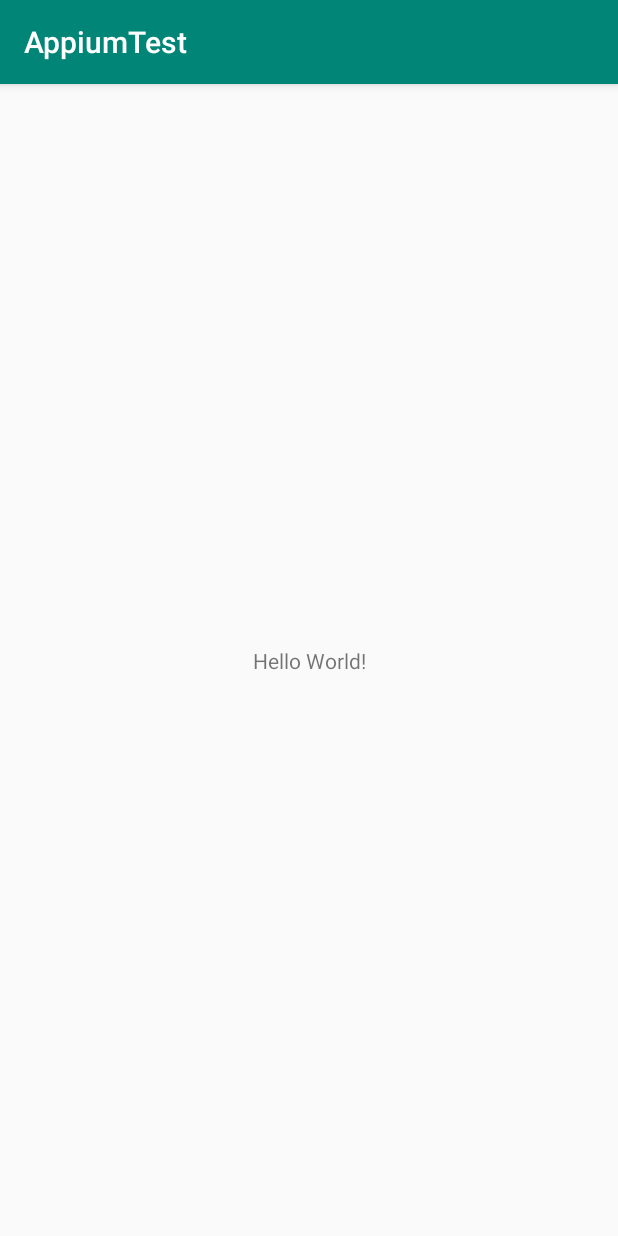
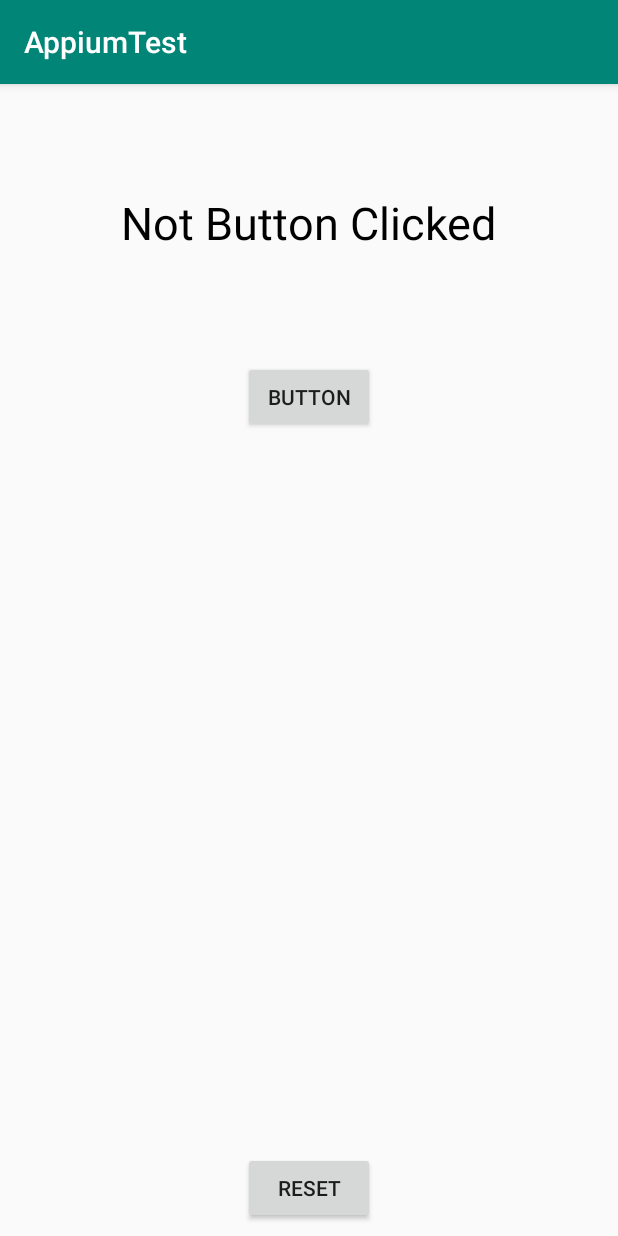
Before and after one commit to HyeRangKeum/Appium_AndroidTest, an Android app: the screen it shows after launch (MainActivity), on a phone screen of 412 x 824 dp. Run offline under Robolectric (Android 15) with nearby library versions, the phone set to English and light mode, and no system bars.

Commit message:
Button이란 것을 클릭하면 Button Clicked! 라는 텍스트를 출력 Reset이란 것을 클릭하면 Not Button CLicked 라는 텍스트를 출력

```diff
--- a/app/src/main/java/com/hyerang/appiumtest/MainActivity.kt
+++ b/app/src/main/java/com/hyerang/appiumtest/MainActivity.kt
@@ -2,11 +2,41 @@ package com.hyerang.appiumtest
 
 import android.support.v7.app.AppCompatActivity
 import android.os.Bundle
+import kotlinx.android.synthetic.main.activity_main.*
 
-class MainActivity : AppCompatActivity() {
+class MainActivity : AppCompatActivity(), MainView {
+
+    private val mainPresenter: MainPresenter by lazy { MainPresenter() }
 
     override fun onCreate(savedInstanceState: Bundle?) {
         super.onCreate(savedInstanceState)
         setContentView(R.layout.activity_main)
+
+        mainPresenter.getView(this)
+
+        setButtonClick()
+    }
+
+    private fun setButtonClick() {
+        resultButton.setOnClickListener {
+            mainPresenter.resultButtonClicked()
+        }
+
+        resetButton.setOnClickListener {
+            mainPresenter.resetButtonClicked()
+        }
+    }
+
+    override fun showResultButtonClickedText() {
+        resultTextView.text = "Button Clicked!"
+    }
+
+    override fun showResetButtonClickedText() {
+        resultTextView.text = "Not Button Clicked"
+    }
+
+    override fun onDestroy() {
+        super.onDestroy()
+        mainPresenter.dropView()
     }
 }
--- /dev/null
+++ b/app/src/main/java/com/hyerang/appiumtest/MainPresenter.kt
@@ -0,0 +1,23 @@
+package com.hyerang.appiumtest
+
+class MainPresenter {
+
+    private var mainView : MainView? = null
+
+    fun getView(view : MainView) {
+        mainView = view
+    }
+
+    fun resultButtonClicked() {
+        mainView?.showResultButtonClickedText()
+    }
+
+    fun resetButtonClicked() {
+        mainView?.showResetButtonClickedText()
+    }
+
+    fun dropView() {
+        mainView = null
+    }
+
+}
--- /dev/null
+++ b/app/src/main/java/com/hyerang/appiumtest/MainView.kt
@@ -0,0 +1,8 @@
+package com.hyerang.appiumtest
+
+interface MainView {
+
+    fun showResultButtonClickedText()
+    fun showResetButtonClickedText()
+
+}
--- a/app/src/main/res/layout/activity_main.xml
+++ b/app/src/main/res/layout/activity_main.xml
@@ -7,12 +7,43 @@
     tools:context=".MainActivity">
 
     <TextView
+        android:id="@+id/resultTextView"
         android:layout_width="wrap_content"
         android:layout_height="wrap_content"
-        android:text="Hello World!"
-        app:layout_constraintBottom_toBottomOf="parent"
+        android:layout_marginTop="72dp"
+        android:textSize="30dp"
+        android:textColor="@android:color/black"
+        android:text="Not Button Clicked"
         app:layout_constraintLeft_toLeftOf="parent"
         app:layout_constraintRight_toRightOf="parent"
         app:layout_constraintTop_toTopOf="parent" />
 
+    <Button
+        android:id="@+id/resultButton"
+        android:layout_width="wrap_content"
+        android:layout_height="wrap_content"
+        android:layout_marginStart="8dp"
+        android:layout_marginLeft="8dp"
+        android:layout_marginTop="72dp"
+        android:layout_marginEnd="8dp"
+        android:layout_marginRight="8dp"
+        android:text="Button"
+        app:layout_constraintEnd_toEndOf="parent"
+        app:layout_constraintStart_toStartOf="parent"
+        app:layout_constraintTop_toBottomOf="@id/resultTextView" />
+
+    <Button
+        android:id="@+id/resetButton"
+        android:layout_width="wrap_content"
+        android:layout_height="wrap_content"
+        android:layout_marginStart="8dp"
+        android:layout_marginLeft="8dp"
+        android:layout_marginEnd="8dp"
+        android:layout_marginRight="8dp"
+        android:layout_marginBottom="8dp"
+        android:text="Reset"
+        app:layout_constraintBottom_toBottomOf="parent"
+        app:layout_constraintEnd_toEndOf="parent"
+        app:layout_constraintStart_toStartOf="parent" />
+
 </android.support.constraint.ConstraintLayout>
```
